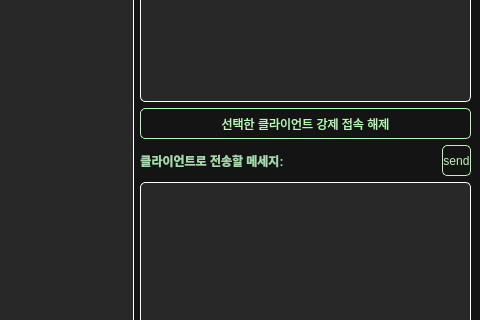
EagerBeaverLee/Vision_AI_RnD_team, file projects/pj7(AIS_simulator_Server)/ui/Server.ui: the form before one commit; both pictures show x 207 to 687 and y 300 to 620 of the 687 by 729 pixel window.
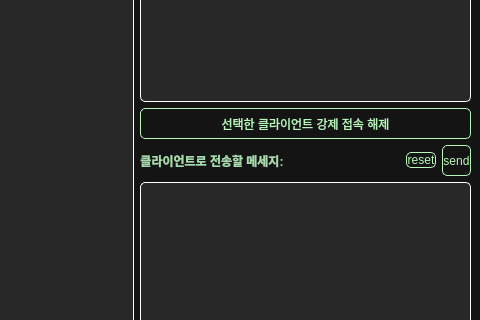
The form after the commit.

Commit message: reset btn added for debug

```diff
--- a/projects/pj7(AIS_simulator_Server)/ui/Server.ui
+++ b/projects/pj7(AIS_simulator_Server)/ui/Server.ui
@@ -670,6 +670,31 @@
             </property>
            </spacer>
           </item>
+          <item>
+           <widget class="QPushButton" name="reset_program">
+            <property name="styleSheet">
+             <string notr="true">QPushButton {
+	color: rgb(184, 247, 185);
+    border: 1px solid rgb(184, 247, 185); /* 원하는 RGB 색상으로 변경 */
+    border-radius: 5px;                  /* 모서리를 둥글게 (선택 사항) */
+}
+QPushButton:hover {
+	color: rgb(184, 247, 185);
+    background-color: rgb(50, 120, 50); /* 마우스 올렸을 때 더 진한 색 */
+    border: 1px solid rgb(184, 247, 185); /* 테두리도 함께 진하게 (선택 사항) */
+}
+
+QPushButton:pressed {
+	color: rgb(184, 247, 185);
+    background-color: rgb(100, 180, 100); /* 버튼 눌렀을 때 가장 진한 색 */
+    border: 1px solid rgb(184, 247, 185); /* 테두리도 함께 진하게 (선택 사항) */
+}</string>
+            </property>
+            <property name="text">
+             <string>reset</string>
+            </property>
+           </widget>
+          </item>
           <item>
            <widget class="QPushButton" name="btn_send">
             <property name="sizePolicy">
```
The commit also changes 3 other files.
